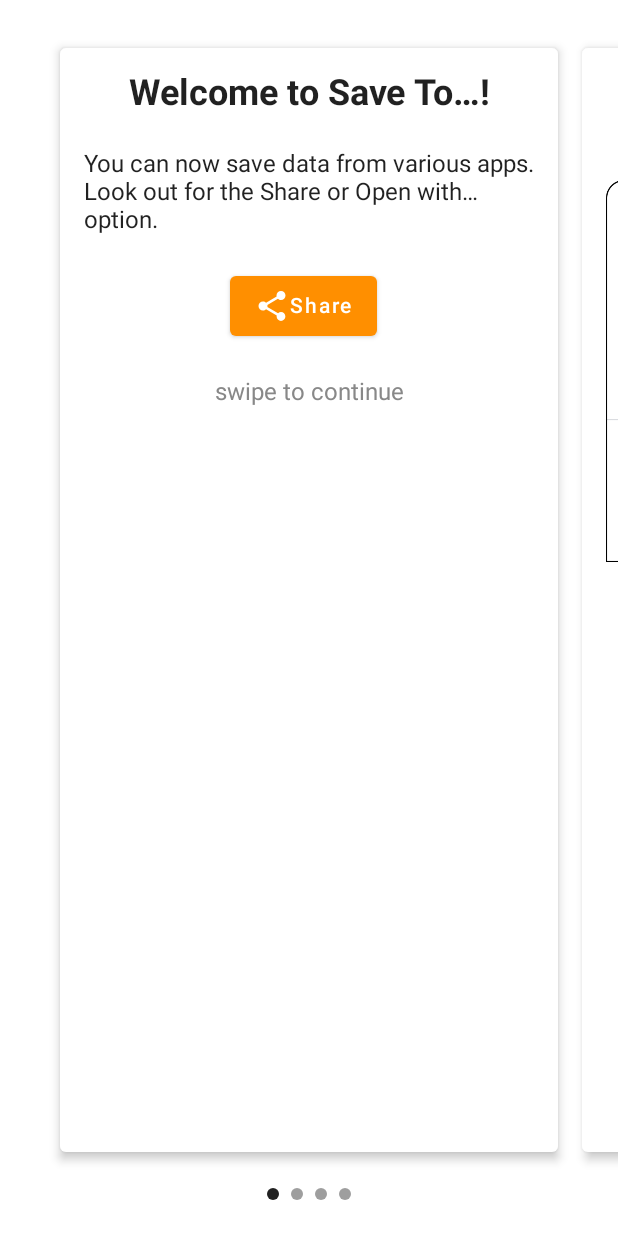
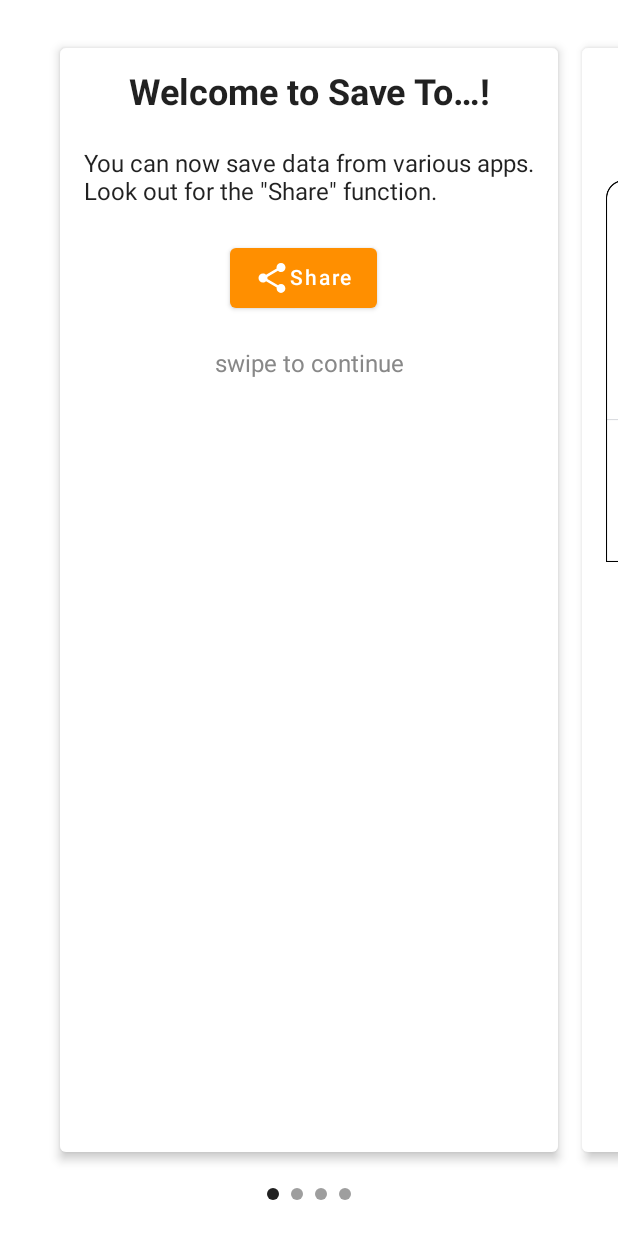
Before and after one commit to xa17d/saveto, an Android app built with Jetpack Compose: the screen it shows after launch (MainActivity), on a phone screen of 412 x 824 dp. Run offline under Robolectric (Android 15) with nearby library versions, the phone set to English and light mode, and no system bars; our stand-ins replace accompanist; libraries missing offline, so code that uses them is left out: com.google.android.gms.

Commit message:
Remove "open with" option

```diff
--- a/app/src/main/AndroidManifest.xml
+++ b/app/src/main/AndroidManifest.xml
@@ -27,12 +27,6 @@
 
                 <data android:mimeType="image/*" />
                 <data android:mimeType="text/plain" />
-                <data android:mimeType="*/*" />
-            </intent-filter>
-            <intent-filter>
-                <action android:name="android.intent.action.VIEW" />
-                <category android:name="android.intent.category.DEFAULT" />
-
                 <data android:mimeType="application/pdf" />
                 <data android:mimeType="*/*" />
             </intent-filter>
--- a/app/src/main/java/at/xa1/saveto/LaunchedCoordinator.kt
+++ b/app/src/main/java/at/xa1/saveto/LaunchedCoordinator.kt
@@ -34,7 +34,10 @@ class LaunchedCoordinator(
                     settingsStore.introSeen = true
                     settings()
                 },
-                onClose = ::close
+                onClose = {
+                    settingsStore.introSeen = true
+                    close()
+                }
             )
         }
     }
--- a/app/src/main/res/values/strings.xml
+++ b/app/src/main/res/values/strings.xml
@@ -3,7 +3,7 @@
     <string name="introAndDone">…and done!</string>
     <string name="introChooseDestination">Choose Target Filename:</string>
     <string name="introExitAndTry">Exit and Share from Another App</string>
-    <string name="introExplanation">You can now save data from various apps. Look out for the "Share" or "Open with…" option.</string>
+    <string name="introExplanation">You can now save data from various apps. Look out for the \"Share\" function.</string>
     <string name="introOpenSettings">Open Settings</string>
     <string name="introSaveDialogImageContentDescription">Save Dialog</string>
     <string name="introSelectSaveTo">Select \"Save To…\" in the Share Bottom Sheet</string>
```
Also changed, not shown: 1 other file.
